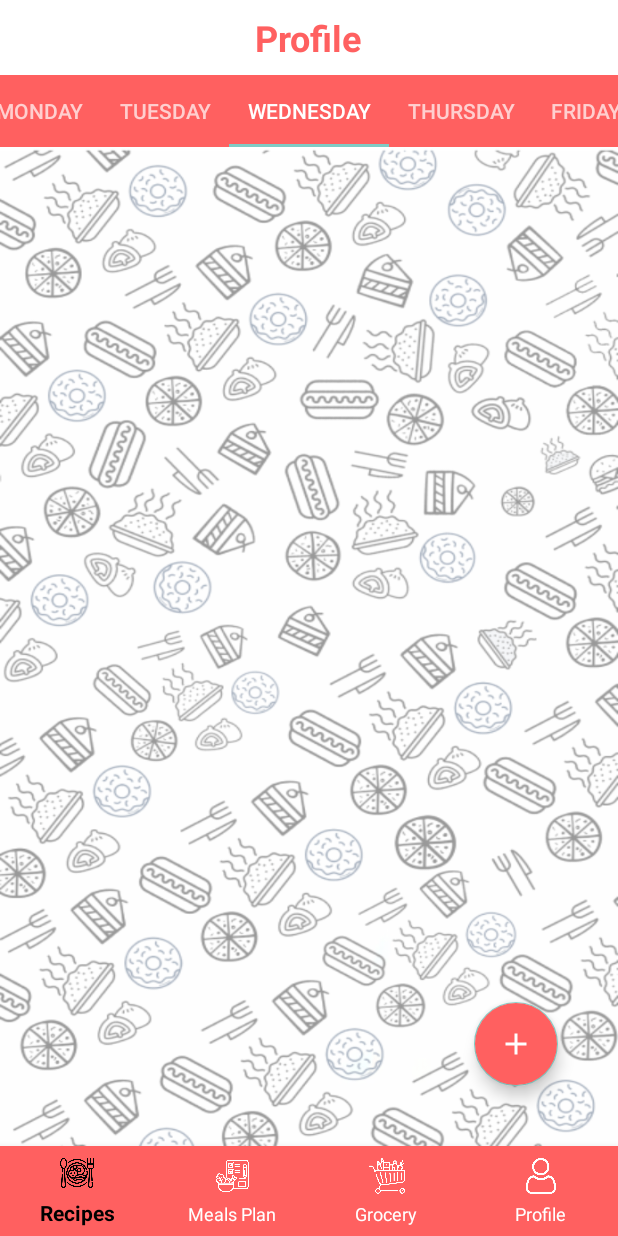
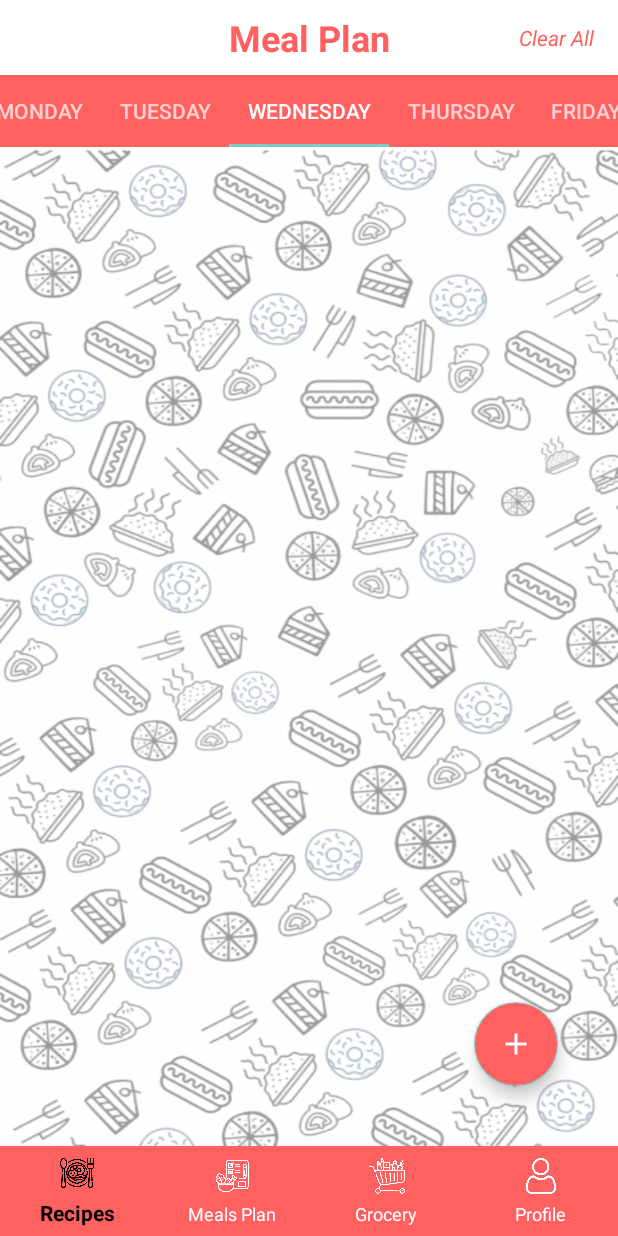
Before and after one commit to BinodLamichhane31/AppMealMate, an Android app built with Jetpack Compose: the fragment MealPlanFragment placed in its activity, on a phone screen of 412 x 824 dp. Run offline under Robolectric (Android 15) with nearby library versions, the phone set to English and light mode, and no system bars; our stand-ins replace Firebase (no records; nobody signed in at launch, a user with empty details on screens opened directly).

Commit message:
final push

```diff
--- a/app/src/main/java/com/example/mealmate/adapter/MealPlanAdapter.kt
+++ b/app/src/main/java/com/example/mealmate/adapter/MealPlanAdapter.kt
@@ -10,19 +10,23 @@ import android.widget.ImageView
 import android.widget.TextView
 import androidx.recyclerview.widget.RecyclerView
 import com.example.mealmate.R
+import com.example.mealmate.model.MealPlan
 import com.example.mealmate.model.Recipe
 import com.example.mealmate.ui.home.RecipeDetailActivity
 import com.example.mealmate.ui.home.UpdateRecipeActivity
 import com.example.mealmate.utils.ImageUtils
+import com.example.mealmate.viewmodel.MealPlanViewModel
 import com.example.mealmate.viewmodel.RecipeViewModel
 
-class MealPlanAdapter(private var recipes: List<Recipe>, private val viewModel: RecipeViewModel) :
+class MealPlanAdapter(private var mealPlans: List<MealPlan>, private val viewModel: MealPlanViewModel) :
     RecyclerView.Adapter<MealPlanAdapter.RecipeViewHolder>() {
 
     class RecipeViewHolder(view: View) : RecyclerView.ViewHolder(view) {
         val tvRecipeName: TextView = view.findViewById(R.id.recipeNam)
         val tvRecipeCategory: TextView = view.findViewById(R.id.recCat)
         val recipeImage: ImageView = view.findViewById(R.id.recipeImg)
+        val btnDelete: ImageButton = view.findViewById(R.id.btnDelete)
+
     }
 
     override fun onCreateViewHolder(parent: ViewGroup, viewType: Int): RecipeViewHolder {
@@ -31,28 +35,31 @@ class MealPlanAdapter(private var recipes: List<Recipe>, private val viewModel:
     }
 
     override fun onBindViewHolder(holder: RecipeViewHolder, position: Int) {
-        val recipe = recipes[position]
-        holder.tvRecipeName.text = recipe.name
-        holder.tvRecipeCategory.text = "Category: ${recipe.category}"
+        val mealPlans = mealPlans[position]
+        holder.tvRecipeName.text = mealPlans.recipe.name
+        holder.tvRecipeCategory.text = "Category: ${mealPlans.recipe.category}"
 
-        if (recipe.image.isNotEmpty()) {
-            val bitmap = ImageUtils.decodeBase64ToImage(recipe.image)
+        if (mealPlans.recipe.image.isNotEmpty()) {
+            val bitmap = ImageUtils.decodeBase64ToImage(mealPlans.recipe.image)
             bitmap?.let { holder.recipeImage.setImageBitmap(it) }
         }
 
         holder.itemView.setOnClickListener {
             val intent = Intent(holder.itemView.context, RecipeDetailActivity::class.java)
-            intent.putExtra("recipeId", recipe.id)
+            intent.putExtra("recipeId", mealPlans.recipe.id)
             holder.itemView.context.startActivity(intent)
+        }
+        holder.btnDelete.setOnClickListener {
+            viewModel.deleteMealPlan(mealPlans.id,mealPlans.day) // Assuming you have a method to delete by ID
         }
 
 
     }
 
-    override fun getItemCount(): Int = recipes.size
+    override fun getItemCount(): Int = mealPlans.size
 
-    fun updateData(newRecipes: List<Recipe>) {
-        recipes = newRecipes
+    fun updateData(newMeals: List<MealPlan>) {
+        mealPlans = newMeals
         notifyDataSetChanged()
     }
 }
--- a/app/src/main/java/com/example/mealmate/ui/home/fragments/DayMealFragment.kt
+++ b/app/src/main/java/com/example/mealmate/ui/home/fragments/DayMealFragment.kt
@@ -47,12 +47,12 @@ class DayMealFragment : Fragment() {
         addMealButton = view.findViewById(R.id.addRecipeButtonMealPlan)
         recyclerView = view.findViewById(R.id.recyclerViewMealPlan)
 
-        mealAdapter = MealPlanAdapter(emptyList(),viewModel)
+        mealAdapter = MealPlanAdapter(emptyList(),mealPlanViewModel)
         recyclerView.adapter = mealAdapter
         recyclerView.layoutManager = LinearLayoutManager(context)
 
         mealPlanViewModel.mealPlans.observe(viewLifecycleOwner, { mealPlans ->
-            val recipes = mealPlans.map { it.recipe }
+            val recipes = mealPlans.map { it }
             mealAdapter.updateData(recipes)
         })
 
--- a/app/src/main/java/com/example/mealmate/ui/home/fragments/MealPlanFragment.kt
+++ b/app/src/main/java/com/example/mealmate/ui/home/fragments/MealPlanFragment.kt
@@ -1,13 +1,22 @@
 package com.example.mealmate.ui.home.fragments
 
+import android.app.AlertDialog
+import android.content.Context
+import android.content.Intent
 import android.os.Bundle
 import android.view.LayoutInflater
 import android.view.View
 import android.view.ViewGroup
+import android.widget.TextView
+import android.widget.Toast
 import androidx.fragment.app.Fragment
+import androidx.fragment.app.viewModels
 import androidx.viewpager.widget.ViewPager
 import com.example.mealmate.R
 import com.example.mealmate.adapter.MealPlanPagerAdapter
+import com.example.mealmate.ui.auth.LoginActivity
+import com.example.mealmate.viewmodel.MealPlanViewModel
+import com.example.mealmate.viewmodel.RecipeViewModel
 import com.google.android.material.tabs.TabLayout
 import java.util.Calendar
 
@@ -15,6 +24,11 @@ class MealPlanFragment : Fragment() {
 
     private lateinit var viewPager: ViewPager
     private lateinit var tabLayout: TabLayout
+    private lateinit var clearAll: TextView
+    private val mealPlanViewModel: MealPlanViewModel by viewModels()
+
+
+
 
     override fun onCreateView(
         inflater: LayoutInflater, container: ViewGroup?,
@@ -24,6 +38,24 @@ class MealPlanFragment : Fragment() {
 
         viewPager = rootView.findViewById(R.id.viewPager)
         tabLayout = rootView.findViewById(R.id.tabLayout)
+        clearAll = rootView.findViewById(R.id.clearAllMealPlan)
+
+        clearAll.setOnClickListener{
+            val builder = AlertDialog.Builder(requireContext())
+            builder.setTitle("Clear All Plans")
+            builder.setMessage("Are you sure you want to clear all the plans?")
+
+            builder.setPositiveButton("Yes") { dialog, _ ->
+                mealPlanViewModel.deleteAllMealPlan()
+                Toast.makeText(context, "All plans cleared.", Toast.LENGTH_SHORT).show()
+                dialog.dismiss()
+            }
+            builder.setNegativeButton("No") { dialog, _ ->
+                dialog.dismiss() // Dismiss the dialog if the user cancels
+            }
+            builder.create().show()
+
+        }
 
         setupViewPager()
 
--- /dev/null
+++ b/app/src/main/res/drawable/baseline_remove_24.xml
@@ -0,0 +1,5 @@
+<vector xmlns:android="http://schemas.android.com/apk/res/android" android:height="24dp" android:tint="#000000" android:viewportHeight="24" android:viewportWidth="24" android:width="24dp">
+
+    <path android:fillColor="@android:color/white" android:pathData="M19,13H5v-2h14v2z"/>
+
+</vector>
--- a/app/src/main/res/layout/fragment_meal_plan.xml
+++ b/app/src/main/res/layout/fragment_meal_plan.xml
@@ -1,26 +1,46 @@
 <?xml version="1.0" encoding="utf-8"?>
 <LinearLayout xmlns:android="http://schemas.android.com/apk/res/android"
+    xmlns:tools="http://schemas.android.com/tools"
     android:layout_width="match_parent"
     android:layout_height="match_parent"
     xmlns:app="http://schemas.android.com/apk/res-auto"
     android:orientation="vertical">
 
-    <LinearLayout
+    <androidx.constraintlayout.widget.ConstraintLayout
         android:layout_width="match_parent"
         android:layout_height="50dp"
         android:background="#ffffff"
-        android:gravity="center">
-
+        android:orientation="horizontal"
+        android:padding="8dp">
 
         <TextView
+            android:id="@+id/textView"
+            android:layout_width="0dp"
+            android:layout_height="wrap_content"
+            android:layout_weight="1"
+            android:gravity="center"
+            android:text="Meal Plan"
+            android:textColor="#FF6060"
+            android:textSize="24sp"
+            android:textStyle="bold"
+            app:layout_constraintBottom_toBottomOf="parent"
+            app:layout_constraintEnd_toEndOf="parent"
+            app:layout_constraintStart_toStartOf="parent"
+            app:layout_constraintTop_toTopOf="parent" />
+
+        <TextView
+            android:id="@+id/clearAllMealPlan"
             android:layout_width="wrap_content"
             android:layout_height="wrap_content"
-            android:text="Profile"
+            android:layout_marginEnd="8dp"
+            android:gravity="end"
+            android:text="Clear All"
             android:textColor="#FF6060"
-            android:textSize="24sp"
-            android:textStyle="bold" />
-
-    </LinearLayout>
+            android:textStyle="italic"
+            app:layout_constraintBottom_toBottomOf="parent"
+            app:layout_constraintEnd_toEndOf="parent"
+            app:layout_constraintTop_toTopOf="parent" />
+    </androidx.constraintlayout.widget.ConstraintLayout>
 
 
 
```
Also changed, not shown: app/src/main/java/com/example/mealmate/repository/impl/MealPlanRepositoryImpl.kt (+10 -0 lines), app/src/main/java/com/example/mealmate/viewmodel/MealPlanViewModel.kt (+15 -0 lines), app/src/main/res/layout/item_meal.xml (+15 -1 lines).
